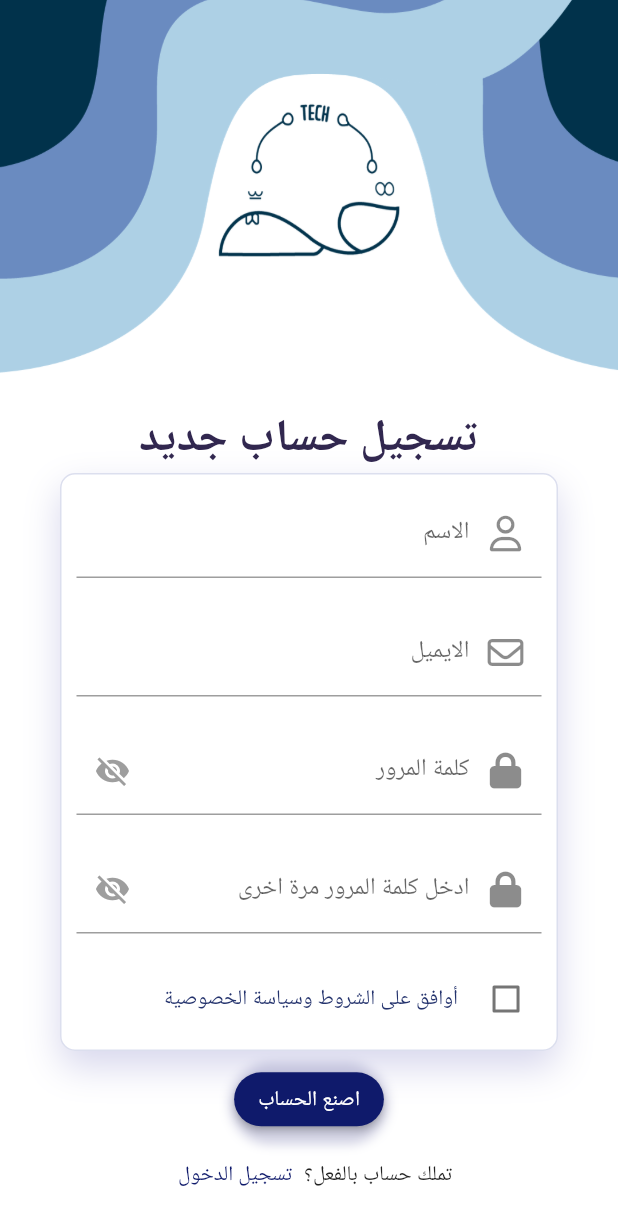
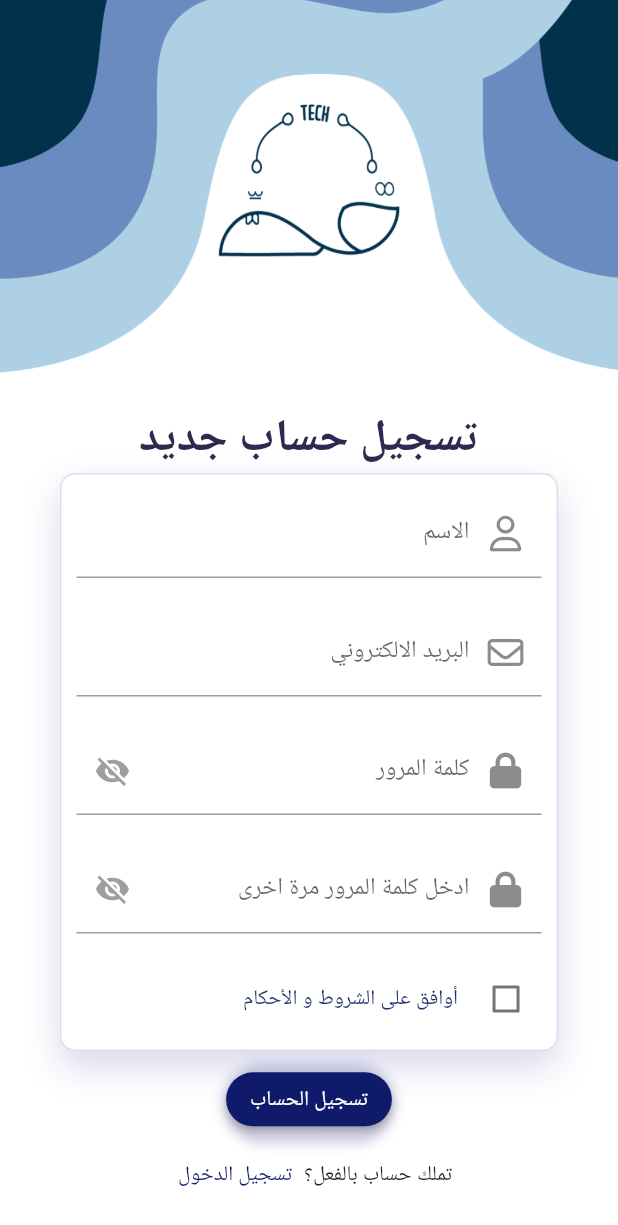
Before and after one commit to Lujain-M02/2023-GP1-6, a Flutter app: the LoginPage screen opened directly, after a tap on "تسجيل الدخول", after a tap on "مستخدم جديد؟ تسجيل حساب", on a phone screen of 412 x 824 dp. Shown: the top 1225 px of the screen. Run offline on Flutter 3.47's test engine with Material 2 defaults, Android fonts, the phone set to English and light mode, and no system bars; our stand-ins replace animate_do, animated_text_kit, cloud_firestore, firebase_auth, firebase_core, font_awesome_flutter and 3 more; accounts and stored records are empty.

Commit message:
change naming and button color

```diff
--- a/your_story/lib/pages/create_story_pages/create_story.dart
+++ b/your_story/lib/pages/create_story_pages/create_story.dart
@@ -1,5 +1,4 @@
 import 'dart:async';
-
 import 'package:cloud_firestore/cloud_firestore.dart';
 import 'package:firebase_auth/firebase_auth.dart';
 import 'package:flutter/material.dart';
--- a/your_story/lib/pages/login page/login.dart
+++ b/your_story/lib/pages/login page/login.dart
@@ -6,6 +6,7 @@ import 'package:your_story/alerts.dart';
 import 'package:your_story/pages/mainpage.dart';
 import 'package:your_story/pages/login%20page/reset_password.dart';
 import 'package:your_story/pages/signup/signup.dart';
+import 'package:your_story/style.dart';
 
 class LoginPage extends StatefulWidget {
   @override
@@ -125,7 +126,7 @@ class _LoginPageState extends State<LoginPage> {
                                                 FontAwesomeIcons.envelope,
                                               ),
                                               border: InputBorder.none,
-                                              hintText: "الحساب الالكتروني",
+                                              hintText: "البريد الالكتروني",
                                               hintStyle: TextStyle(
                                                   color: Colors.grey.shade700)),
                                           validator: (value) {
@@ -222,9 +223,11 @@ class _LoginPageState extends State<LoginPage> {
                                       try {
                                         await FirebaseAuth.instance
                                             .signInWithEmailAndPassword(
-                                                email: EmailController.text.trim(),
-                                                password:
-                                                    passwordController.text.trim());
+                                                email:
+                                                    EmailController.text.trim(),
+                                                password: passwordController
+                                                    .text
+                                                    .trim());
                                         isLogging = false;
                                         setState(() {});
                                         Navigator.push(
@@ -286,11 +289,10 @@ class _LoginPageState extends State<LoginPage> {
                                                 builder: (_) => const SignUp()),
                                           );
                                         },
-                                        child: const Text(
+                                        child: Text(
                                           "مستخدم جديد؟ تسجيل حساب",
                                           style: TextStyle(
-                                              color: Color.fromRGBO(
-                                                  49, 39, 79, .6)),
+                                              color: YourStoryStyle.titleColor),
                                         )))),
                           ],
                         ),
--- a/your_story/lib/pages/login page/reset_password.dart
+++ b/your_story/lib/pages/login page/reset_password.dart
@@ -40,7 +40,7 @@ class _ResetPasswordPageState extends State<ResetPasswordPage> {
         ScaffoldMessenger.of(context).showSnackBar(
           CustomSnackBar(
             content:
-                'تم إرسال إعادة تعيين كلمة المرور   ',
+                'تم إرسال إعادة تعيين كلمة المرور ',
           ),
         );
       } catch (error) {
@@ -83,7 +83,7 @@ class _ResetPasswordPageState extends State<ResetPasswordPage> {
                       style: TextStyle(fontSize: 30),
                     ),
                     const Text(
-                        "أدخل بريدك الالكتروني المرتبط بحسابك وسنقوم بارسال ايميل تعيين كلمة المرور اليك."),
+                        "أدخل بريدك الالكتروني المرتبط بحسابك وسنقوم بإرسال رابط إعادة تعيين كلمة المرور اليك."),
                     TextFormField(
                       controller: _emailController,
                       keyboardType: TextInputType.emailAddress,
--- a/your_story/lib/pages/signup/signup.dart
+++ b/your_story/lib/pages/signup/signup.dart
@@ -145,7 +145,7 @@ class _SignUpState extends State<SignUp> {
                                           AutovalidateMode.onUserInteraction,
                                       controller: _emailController,
                                       decoration: const InputDecoration(
-                                          labelText: 'الايميل',
+                                          labelText: 'البريد الالكتروني',
                                           prefixIcon:
                                               Icon(FontAwesomeIcons.envelope)),
                                       validator: (value) {
@@ -283,7 +283,7 @@ class _SignUpState extends State<SignUp> {
                                                 context, termsAndCondition());
                                           },
                                           child: const Text(
-                                              'أوافق على الشروط وسياسة الخصوصية',
+                                              'أوافق على الشروط و الأحكام ',
                                               style: TextStyle(
                                                 color: Color.fromARGB(
                                                     255, 36, 51, 109),
@@ -319,7 +319,7 @@ class _SignUpState extends State<SignUp> {
                                   ScaffoldMessenger.of(context).showSnackBar(
                                     CustomSnackBar(
                                       content:
-                                          'يجب أن توافق على الشروط وسياسة الخصوصية أولاً.',
+                                          'يجب أن توافق على الشروط و الأحكام أولاً.',
                                     ),
                                   );
                                   return;
@@ -405,7 +405,7 @@ class _SignUpState extends State<SignUp> {
                               child: Row(
                                 mainAxisSize: MainAxisSize.min,
                                 children: [
-                                  const Text('اصنع الحساب'),
+                                  const Text('تسجيل الحساب'),
                                   if (isSigning)
                                     (Container(
                                         height: 15,
```
